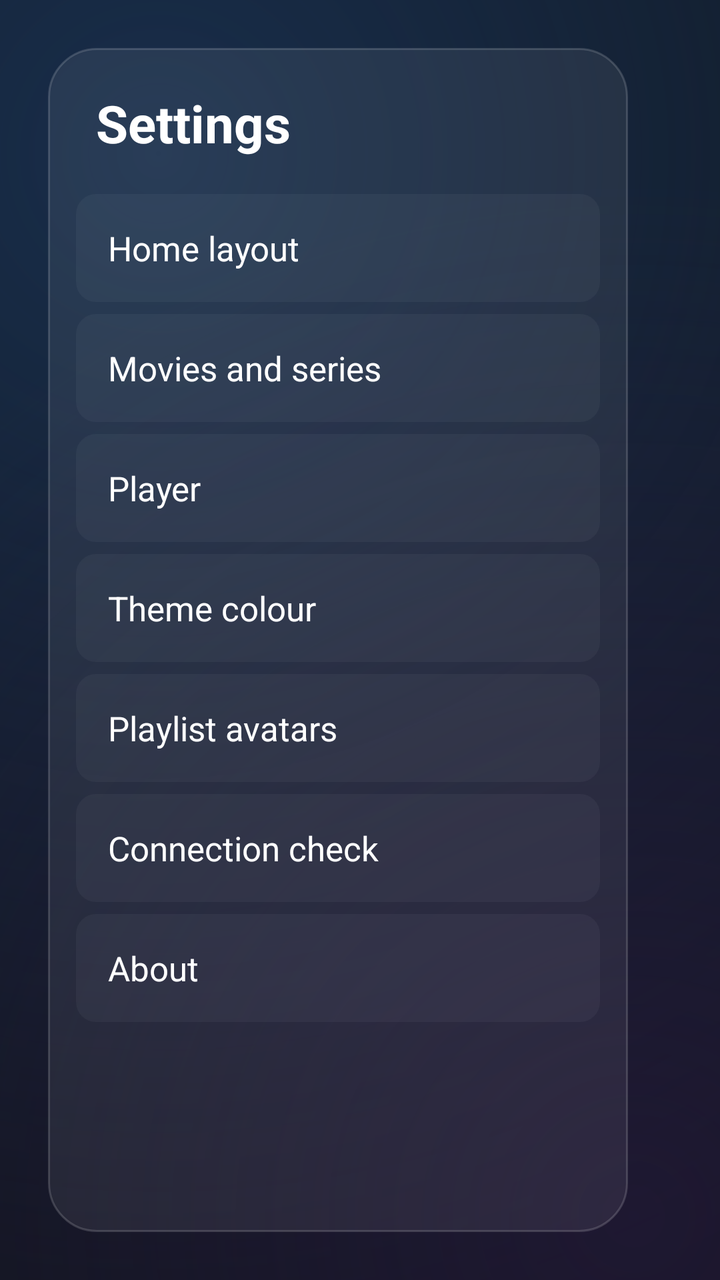
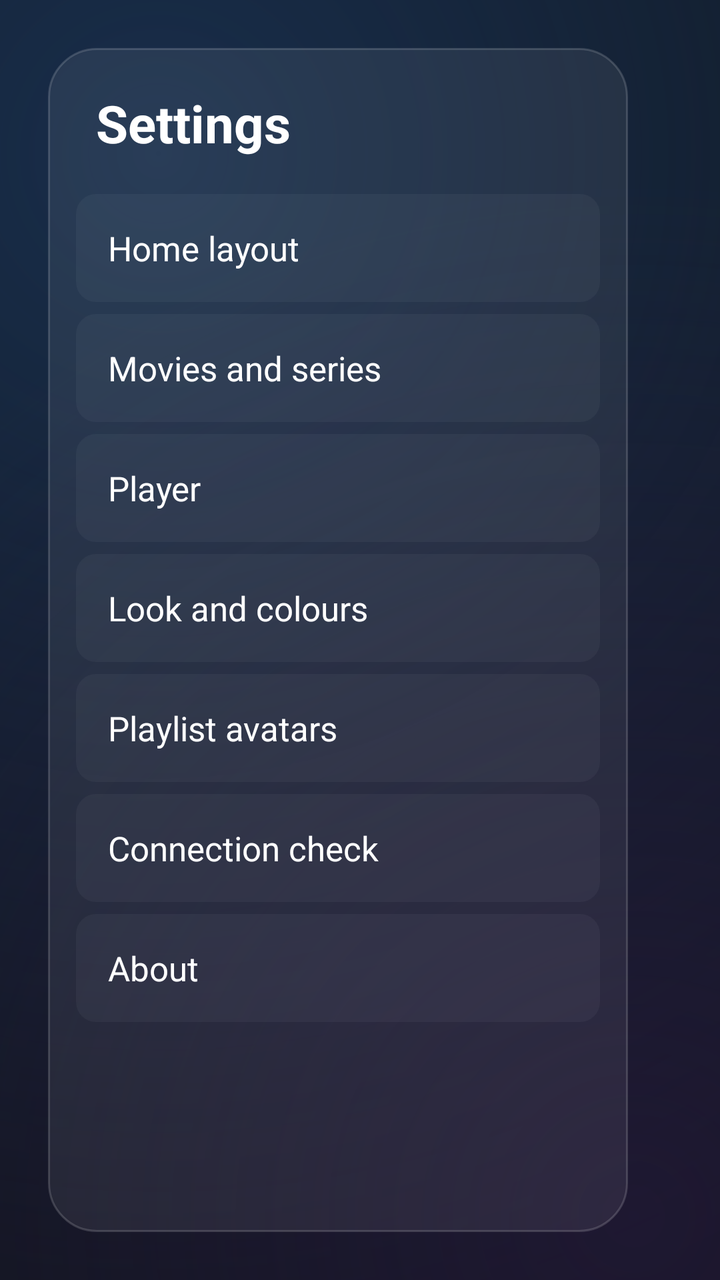

An Android layout rendered at two revisions. The XML below is the earlier revision; the diff shows what the commit changed to produce the second picture.
<!-- AndroidManifest.xml: application theme AppTheme -->
<!-- res/layout/activity_settings.xml -->
<?xml version="1.0" encoding="utf-8"?>
<LinearLayout xmlns:android="http://schemas.android.com/apk/res/android"
    android:layout_width="match_parent"
    android:layout_height="match_parent"
    android:background="@drawable/bg_glow"
    android:orientation="horizontal"
    android:padding="24dp">

    <LinearLayout
        android:layout_width="290dp"
        android:layout_height="match_parent"
        android:background="@drawable/bg_glass_card"
        android:orientation="vertical"
        android:padding="14dp">

        <TextView
            android:layout_width="wrap_content"
            android:layout_height="wrap_content"
            android:layout_marginLeft="10dp"
            android:layout_marginTop="6dp"
            android:layout_marginBottom="18dp"
            android:text="Settings"
            android:textColor="@color/text"
            android:textSize="26sp"
            android:textStyle="bold" />

        <TextView android:id="@+id/menu_home" style="@style/SettingsMenuItem" android:text="Home layout" />

        <TextView android:id="@+id/menu_browse" style="@style/SettingsMenuItem" android:text="Movies and series" />

        <TextView android:id="@+id/menu_player" style="@style/SettingsMenuItem" android:text="Player" />

        <TextView android:id="@+id/menu_color" style="@style/SettingsMenuItem" android:text="Theme colour" />

        <TextView android:id="@+id/menu_avatars" style="@style/SettingsMenuItem" android:text="Playlist avatars" />

        <TextView android:id="@+id/menu_connection" style="@style/SettingsMenuItem" android:text="Connection check" />

        <TextView android:id="@+id/menu_about" style="@style/SettingsMenuItem" android:text="About" />
    </LinearLayout>

    <ScrollView
        android:layout_width="0dp"
        android:layout_height="match_parent"
        android:layout_marginLeft="32dp"
        android:layout_weight="1"
        android:clipToPadding="false"
        android:fillViewport="true">

        <LinearLayout
            android:layout_width="match_parent"
            android:layout_height="wrap_content"
            android:clipChildren="false"
            android:clipToPadding="false"
            android:orientation="vertical"
            android:paddingTop="8dp"
            android:paddingRight="12dp"
            android:paddingBottom="16dp">

            <TextView
                android:id="@+id/section_title"
                android:layout_width="wrap_content"
                android:layout_height="wrap_content"
                android:textColor="@color/text"
                android:textSize="24sp"
                android:textStyle="bold" />

            <TextView
                android:id="@+id/section_hint"
                android:layout_width="wrap_content"
                android:layout_height="wrap_content"
                android:layout_marginTop="4dp"
                android:layout_marginBottom="18dp"
                android:textColor="@color/text_secondary"
                android:textSize="15sp" />

            <LinearLayout
                android:id="@+id/section_body"
                android:layout_width="match_parent"
                android:layout_height="wrap_content"
                android:clipChildren="false"
                android:clipToPadding="false"
                android:orientation="vertical" />
        </LinearLayout>
    </ScrollView>
</LinearLayout>
<!-- resources referenced by this layout -->
<resources>
  <color name="text">#FFFFFFFF</color>
  <color name="text_secondary">#FFA0A8B0</color>
  <!-- drawable bg_glass_card (drawable) -->
  <?xml version="1.0" encoding="utf-8"?>
  <shape xmlns:android="http://schemas.android.com/apk/res/android">
      <solid android:color="#12FFFFFF" />
      <stroke android:width="1dp" android:color="#29FFFFFF" />
      <corners android:radius="24dp" />
  </shape>
  <style name="SettingsMenuItem">
          <item name="android:layout_width">match_parent</item>
          <item name="android:layout_height">54dp</item>
          <item name="android:layout_marginBottom">6dp</item>
          <item name="android:background">@drawable/bg_glass_item</item>
          <item name="android:focusable">true</item>
          <item name="android:clickable">true</item>
          <item name="android:gravity">center_vertical</item>
          <item name="android:paddingLeft">16dp</item>
          <item name="android:textColor">@color/text</item>
          <item name="android:textSize">17sp</item>
      </style>
  <style name="AppTheme" parent="Theme.AppCompat.NoActionBar">
          <item name="colorPrimary">@color/surface</item>
          <item name="colorPrimaryDark">@color/bg</item>
          <item name="appAccent">#FF3D8BFD</item>
          <item name="appAccent0D">#0D3D8BFD</item>
          <item name="appAccent26">#263D8BFD</item>
          <item name="appAccent4D">#4D3D8BFD</item>
          <item name="appAccent59">#593D8BFD</item>
          <item name="appAccent66">#663D8BFD</item>
          <item name="appAccent73">#733D8BFD</item>
          <item name="appAccent80">#803D8BFD</item>
          <item name="appAccent99">#993D8BFD</item>
          <item name="appAccentCC">#CC3D8BFD</item>
          <item name="appGlow">#FF182D4A</item>
          <item name="colorAccent">#FF3D8BFD</item>
          <item name="android:windowBackground">@color/bg</item>
          <item name="android:textColorPrimary">@color/text</item>
          <item name="android:textColorSecondary">@color/text_secondary</item>
          <item name="android:textColorHint">@color/text_secondary</item>
          <item name="alertDialogTheme">@style/TvDialog</item>
      </style>
  <color name="surface">#FF1C232B</color>
  <color name="bg">#FF101418</color>
  <style name="TvDialog" parent="Theme.AppCompat.Dialog.Alert">
          <item name="colorAccent">?attr/appAccent</item>
          <item name="android:windowBackground">@drawable/bg_glass_dialog</item>
          <item name="android:textColorPrimary">@color/text</item>
          <item name="android:textColorSecondary">@color/text_secondary</item>
          <item name="buttonBarPositiveButtonStyle">@style/TvDialogButton</item>
          <item name="buttonBarNegativeButtonStyle">@style/TvDialogButton</item>
      </style>
  <!-- drawable bg_glass_dialog (drawable) -->
  <?xml version="1.0" encoding="utf-8"?>
  <shape xmlns:android="http://schemas.android.com/apk/res/android">
      <solid android:color="#F21A2130" />
      <stroke android:width="1dp" android:color="#33FFFFFF" />
      <corners android:radius="22dp" />
  </shape>
  <style name="TvDialogButton" parent="Widget.AppCompat.Button.ButtonBar.AlertDialog">
          <item name="android:background">@drawable/bg_glass_pill</item>
          <item name="android:layout_marginLeft">8dp</item>
          <item name="android:paddingLeft">22dp</item>
          <item name="android:paddingRight">22dp</item>
          <item name="android:stateListAnimator">@null</item>
          <item name="android:textColor">@color/text</item>
          <item name="android:minWidth">120dp</item>
          <item name="android:textAllCaps">false</item>
      </style>
  <!-- unchanged entries left out for length: 3 -->
</resources>

<!-- the commit's change to res/layout/activity_settings.xml (unified diff, before → after) -->
@@ -2,7 +2,7 @@
 <LinearLayout xmlns:android="http://schemas.android.com/apk/res/android"
     android:layout_width="match_parent"
     android:layout_height="match_parent"
-    android:background="@drawable/bg_glow"
+    android:background="?attr/appBackground"
     android:orientation="horizontal"
     android:padding="24dp">
 
@@ -24,19 +24,33 @@
             android:textSize="26sp"
             android:textStyle="bold" />
 
-        <TextView android:id="@+id/menu_home" style="@style/SettingsMenuItem" android:text="Home layout" />
+        
+        <ScrollView
+            android:layout_width="match_parent"
+            android:layout_height="0dp"
+            android:layout_weight="1"
+            android:scrollbars="none">
 
-        <TextView android:id="@+id/menu_browse" style="@style/SettingsMenuItem" android:text="Movies and series" />
+            <LinearLayout
+                android:layout_width="match_parent"
+                android:layout_height="wrap_content"
+                android:orientation="vertical">
 
-        <TextView android:id="@+id/menu_player" style="@style/SettingsMenuItem" android:text="Player" />
+                <TextView android:id="@+id/menu_home" style="@style/SettingsMenuItem" android:text="Home layout" />
 
-        <TextView android:id="@+id/menu_color" style="@style/SettingsMenuItem" android:text="Theme colour" />
+                <TextView android:id="@+id/menu_browse" style="@style/SettingsMenuItem" android:text="Movies and series" />
 
-        <TextView android:id="@+id/menu_avatars" style="@style/SettingsMenuItem" android:text="Playlist avatars" />
+                <TextView android:id="@+id/menu_player" style="@style/SettingsMenuItem" android:text="Player" />
 
-        <TextView android:id="@+id/menu_connection" style="@style/SettingsMenuItem" android:text="Connection check" />
+                <TextView android:id="@+id/menu_color" style="@style/SettingsMenuItem" android:text="Look and colours" />
 
-        <TextView android:id="@+id/menu_about" style="@style/SettingsMenuItem" android:text="About" />
+                <TextView android:id="@+id/menu_avatars" style="@style/SettingsMenuItem" android:text="Playlist avatars" />
+
+                <TextView android:id="@+id/menu_connection" style="@style/SettingsMenuItem" android:text="Connection check" />
+
+                <TextView android:id="@+id/menu_about" style="@style/SettingsMenuItem" android:text="About" />
+            </LinearLayout>
+        </ScrollView>
     </LinearLayout>
 
     <ScrollView
<!-- resource entries referenced after the edit -->
@@ -37,6 +37,7 @@
           <item name="appGlow">#FF182D4A</item>
           <item name="colorAccent">#FF3D8BFD</item>
           <item name="android:windowBackground">@color/bg</item>
+          <item name="appBackground">@drawable/bg_glow</item>
           <item name="android:textColorPrimary">@color/text</item>
           <item name="android:textColorSecondary">@color/text_secondary</item>
           <item name="android:textColorHint">@color/text_secondary</item>
